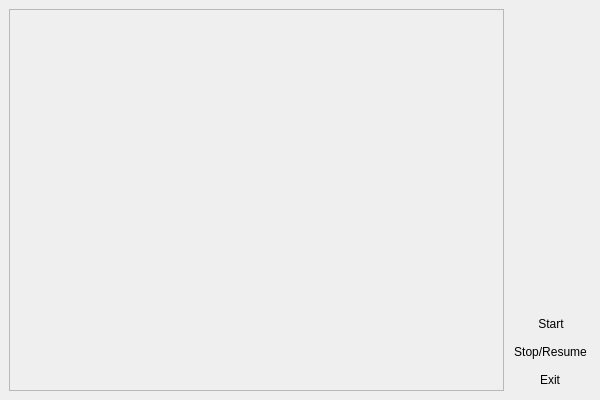
Above: GUI/spaceglider.ui from MATF-RS19/RS016-embedded-gesture-board before the change. Below: the same form after it.
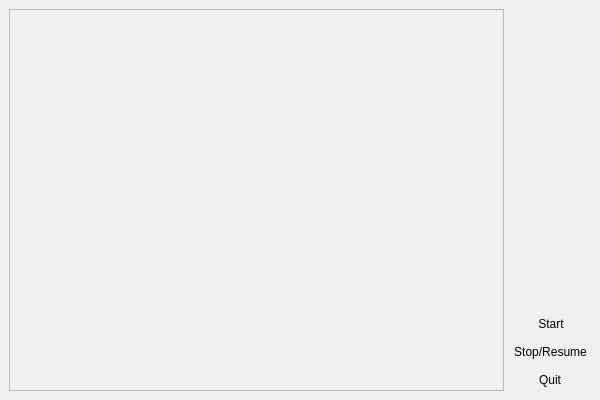
That is the form after the change. Icons and pictures are not drawn.

Patch:
```diff
--- a/GUI/spaceglider.ui
+++ b/GUI/spaceglider.ui
@@ -30,7 +30,7 @@
        </sizepolicy>
       </property>
       <property name="text">
-       <string>Exit</string>
+       <string>Quit</string>
       </property>
       <property name="flat">
        <bool>true</bool>
```
Left out of the diff: 4 changed lines with no effect on the pictures.
